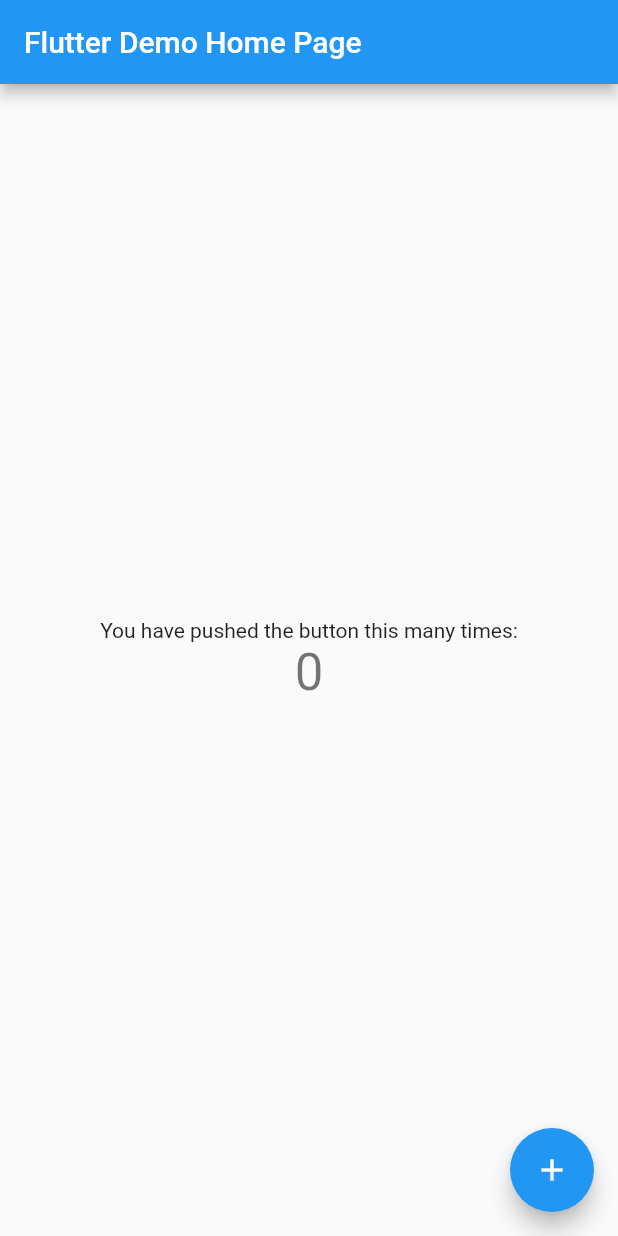
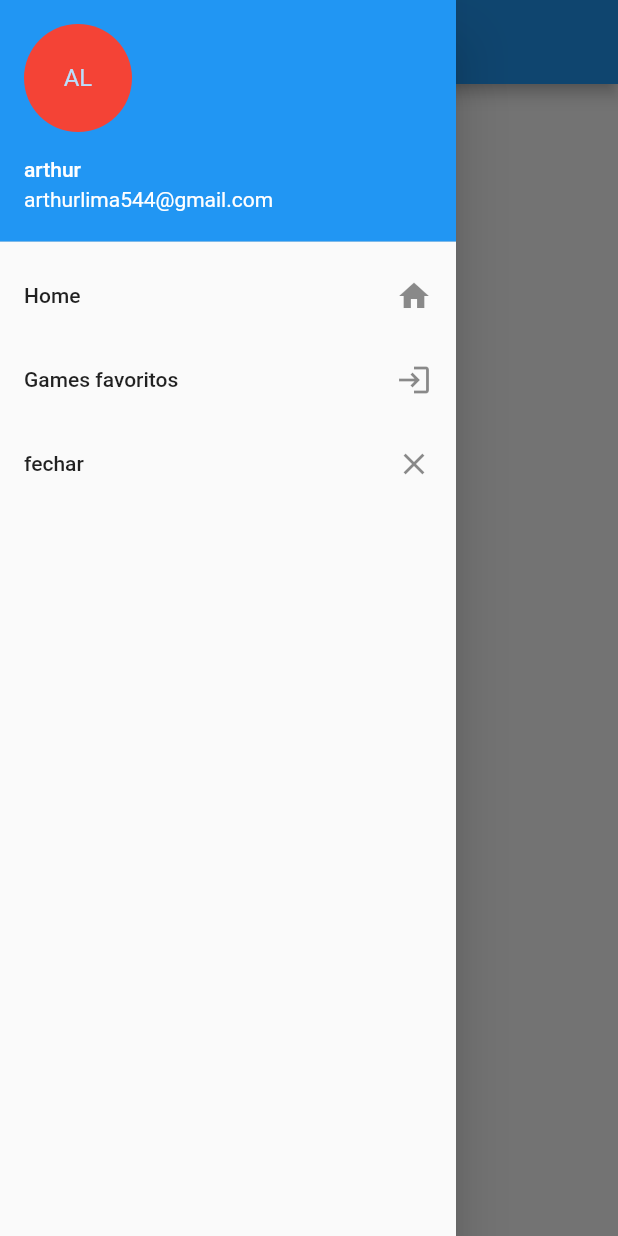
Before and after one commit to Arthurlima544/Flutter_project, a Flutter app: the screen it shows after launch, with the side drawer open (before the commit the screen has no drawer), on a phone screen of 412 x 824 dp. Run offline on Flutter 3.47's test engine with Material 2 defaults, Android fonts, the phone set to English and light mode, and no system bars; our stand-ins replace firebase_core; accounts and stored records are empty.

Commit message:
Fazendo drawer e rotas da aplicacao

```diff
--- /dev/null
+++ b/src/lib/Pages/HomePage.dart
@@ -0,0 +1,19 @@
+import 'package:flutter/material.dart';
+import 'package:src/my_widgets/FavGamesDrawer.dart';
+
+class HomePage extends StatefulWidget {
+  @override
+  _HomePageState createState() => _HomePageState();
+}
+
+class _HomePageState extends State<HomePage> {
+  @override
+  Widget build(BuildContext context) {
+    return Scaffold(
+      appBar: AppBar(
+        title: Text("Bem vindo ao Fav_games"),
+      ),
+      drawer: FavGamesDrawer(),
+    );
+  }
+}
--- /dev/null
+++ b/src/lib/Pages/ListaGamesPage.dart
@@ -0,0 +1,17 @@
+import 'package:flutter/material.dart';
+import 'package:src/my_widgets/FavGamesDrawer.dart';
+
+class ListaGamesPage extends StatelessWidget {
+  @override
+  Widget build(BuildContext context) {
+    return Scaffold(
+      appBar: AppBar(
+        title: Text("Games Favoritos"),
+      ),
+      drawer: FavGamesDrawer(),
+      body: Center(
+        child: Text('hello'),
+      ),
+    );
+  }
+}
--- a/src/lib/main.dart
+++ b/src/lib/main.dart
@@ -1,5 +1,7 @@
 import 'package:flutter/material.dart';
 import 'package:firebase_core/firebase_core.dart';
+import 'Pages/HomePage.dart';
+import 'Pages/ListaGamesPage.dart';
 
 void main() async {
   WidgetsFlutterBinding.ensureInitialized();
@@ -8,113 +10,17 @@ void main() async {
 }
 
 class MyApp extends StatelessWidget {
-  // This widget is the root of your application.
   @override
   Widget build(BuildContext context) {
     return MaterialApp(
-      title: 'Flutter Demo',
-      theme: ThemeData(
-        // This is the theme of your application.
-        //
-        // Try running your application with "flutter run". You'll see the
-        // application has a blue toolbar. Then, without quitting the app, try
-        // changing the primarySwatch below to Colors.green and then invoke
-        // "hot reload" (press "r" in the console where you ran "flutter run",
-        // or simply save your changes to "hot reload" in a Flutter IDE).
-        // Notice that the counter didn't reset back to zero; the application
-        // is not restarted.
-        primarySwatch: Colors.blue,
-        // This makes the visual density adapt to the platform that you run
-        // the app on. For desktop platforms, the controls will be smaller and
-        // closer together (more dense) than on mobile platforms.
-        visualDensity: VisualDensity.adaptivePlatformDensity,
-      ),
-      home: MyHomePage(title: 'Flutter Demo Home Page'),
+      title: "my drawer",
+      debugShowCheckedModeBanner: false,
+      theme: ThemeData(primarySwatch: Colors.blue),
+      home: HomePage(),
+      routes: <String, WidgetBuilder>{
+        "/home": (BuildContext context) => HomePage(),
+        "/listaGames": (BuildContext context) => ListaGamesPage(),
+      },
     );
   }
 }
-
-class MyHomePage extends StatefulWidget {
-  MyHomePage({Key key, this.title}) : super(key: key);
-
-  // This widget is the home page of your application. It is stateful, meaning
-  // that it has a State object (defined below) that contains fields that affect
-  // how it looks.
-
-  // This class is the configuration for the state. It holds the values (in this
-  // case the title) provided by the parent (in this case the App widget) and
-  // used by the build method of the State. Fields in a Widget subclass are
-  // always marked "final".
-
-  final String title;
-
-  @override
-  _MyHomePageState createState() => _MyHomePageState();
-}
-
-class _MyHomePageState extends State<MyHomePage> {
-  int _counter = 0;
-
-  void _incrementCounter() {
-    setState(() {
-      // This call to setState tells the Flutter framework that something has
-      // changed in this State, which causes it to rerun the build method below
-      // so that the display can reflect the updated values. If we changed
-      // _counter without calling setState(), then the build method would not be
-      // called again, and so nothing would appear to happen.
-      _counter++;
-    });
-  }
-
-  @override
-  Widget build(BuildContext context) {
-    // This method is rerun every time setState is called, for instance as done
-    // by the _incrementCounter method above.
-    //
-    // The Flutter framework has been optimized to make rerunning build methods
-    // fast, so that you can just rebuild anything that needs updating rather
-    // than having to individually change instances of widgets.
-    return Scaffold(
-      appBar: AppBar(
-        // Here we take the value from the MyHomePage object that was created by
-        // the App.build method, and use it to set our appbar title.
-        title: Text(widget.title),
-      ),
-      body: Center(
-        // Center is a layout widget. It takes a single child and positions it
-        // in the middle of the parent.
-        child: Column(
-          // Column is also a layout widget. It takes a list of children and
-          // arranges them vertically. By default, it sizes itself to fit its
-          // children horizontally, and tries to be as tall as its parent.
-          //
-          // Invoke "debug painting" (press "p" in the console, choose the
-          // "Toggle Debug Paint" action from the Flutter Inspector in Android
-          // Studio, or the "Toggle Debug Paint" command in Visual Studio Code)
-          // to see the wireframe for each widget.
-          //
-          // Column has various properties to control how it sizes itself and
-          // how it positions its children. Here we use mainAxisAlignment to
-          // center the children vertically; the main axis here is the vertical
-          // axis because Columns are vertical (the cross axis would be
-          // horizontal).
-          mainAxisAlignment: MainAxisAlignment.center,
-          children: <Widget>[
-            Text(
-              'You have pushed the button this many times:',
-            ),
-            Text(
-              '$_counter',
-              style: Theme.of(context).textTheme.headline4,
-            ),
-          ],
-        ),
-      ),
-      floatingActionButton: FloatingActionButton(
-        onPressed: _incrementCounter,
-        tooltip: 'Increment',
-        child: Icon(Icons.add),
-      ), // This trailing comma makes auto-formatting nicer for build methods.
-    );
-  }
-}
--- /dev/null
+++ b/src/lib/my_widgets/FavGamesDrawer.dart
@@ -0,0 +1,40 @@
+import 'package:flutter/material.dart';
+
+class FavGamesDrawer extends StatelessWidget {
+  const FavGamesDrawer({
+    Key key,
+  }) : super(key: key);
+
+  @override
+  Widget build(BuildContext context) {
+    return Drawer(
+      child: ListView(
+        children: <Widget>[
+          UserAccountsDrawerHeader(
+            accountName: Text("arthur"),
+            accountEmail: Text("arthurlima544@gmail.com"),
+            currentAccountPicture: CircleAvatar(
+              backgroundColor: Colors.red,
+              child: Text("AL"),
+            ),
+          ),
+          ListTile(
+            title: Text("Home"),
+            trailing: Icon(Icons.home),
+            onTap: () => Navigator.of(context).pushNamed("/home"),
+          ),
+          ListTile(
+            title: Text("Games favoritos"),
+            trailing: Icon(Icons.login),
+            onTap: () => Navigator.of(context).pushNamed("/listaGames"),
+          ),
+          ListTile(
+            title: Text("fechar"),
+            trailing: Icon(Icons.close),
+            onTap: () => Navigator.of(context).pop(),
+          )
+        ],
+      ),
+    );
+  }
+}
```
